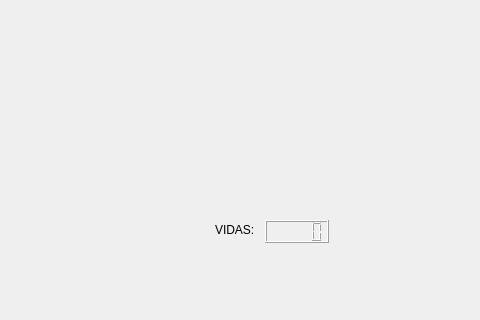
Before: the Qt Designer form mainwindow.ui in Dowito/Lab_5_version_2, drawn with Qt 5; both pictures show x 155 to 635 and y 280 to 600 of the 800 by 600 pixel window.
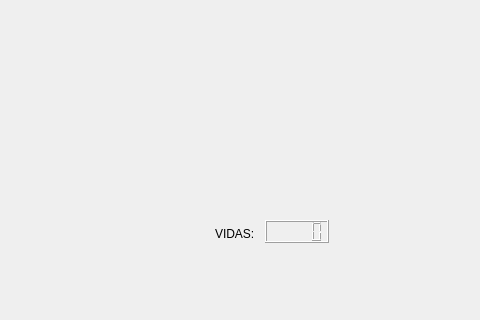
After: the same form once the commit is applied.

Diff of the .ui file:
```diff
--- a/mainwindow.ui
+++ b/mainwindow.ui
@@ -30,7 +30,7 @@
       <x>370</x>
       <y>500</y>
       <width>51</width>
-      <height>20</height>
+      <height>28</height>
      </rect>
     </property>
     <property name="text">
```
Left out of the diff: 8 changed lines with no effect on the pictures.
